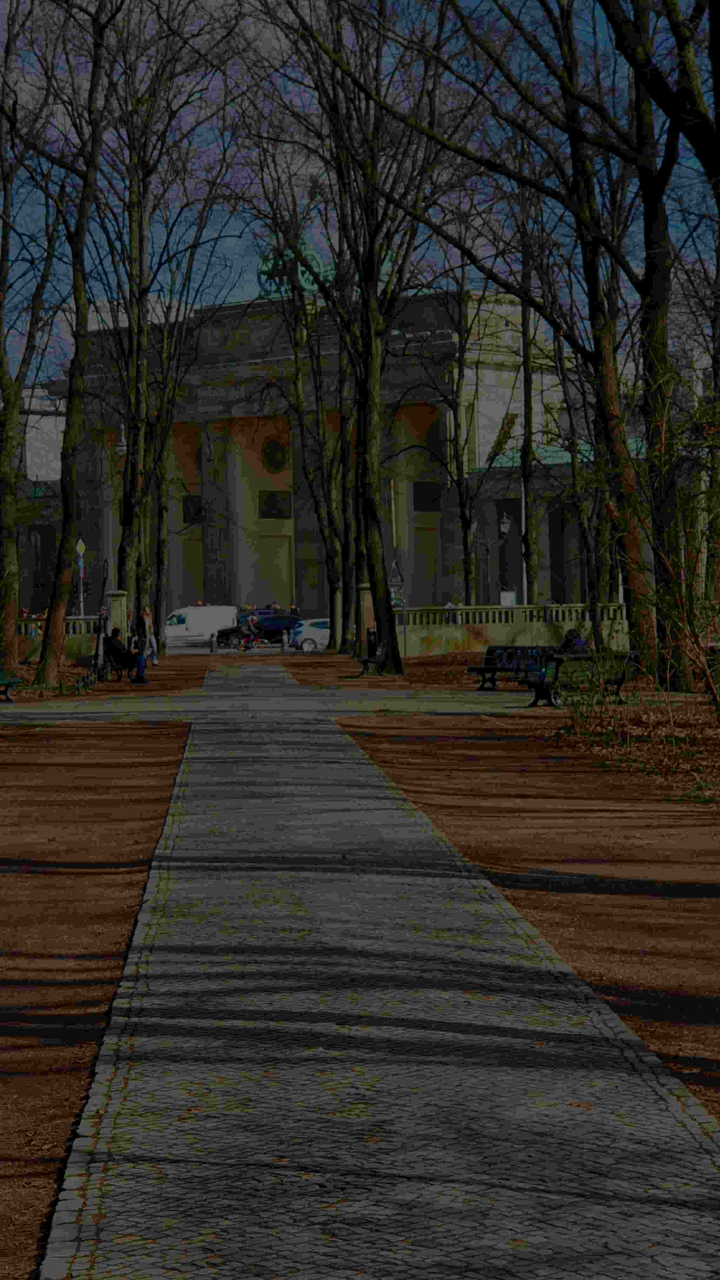
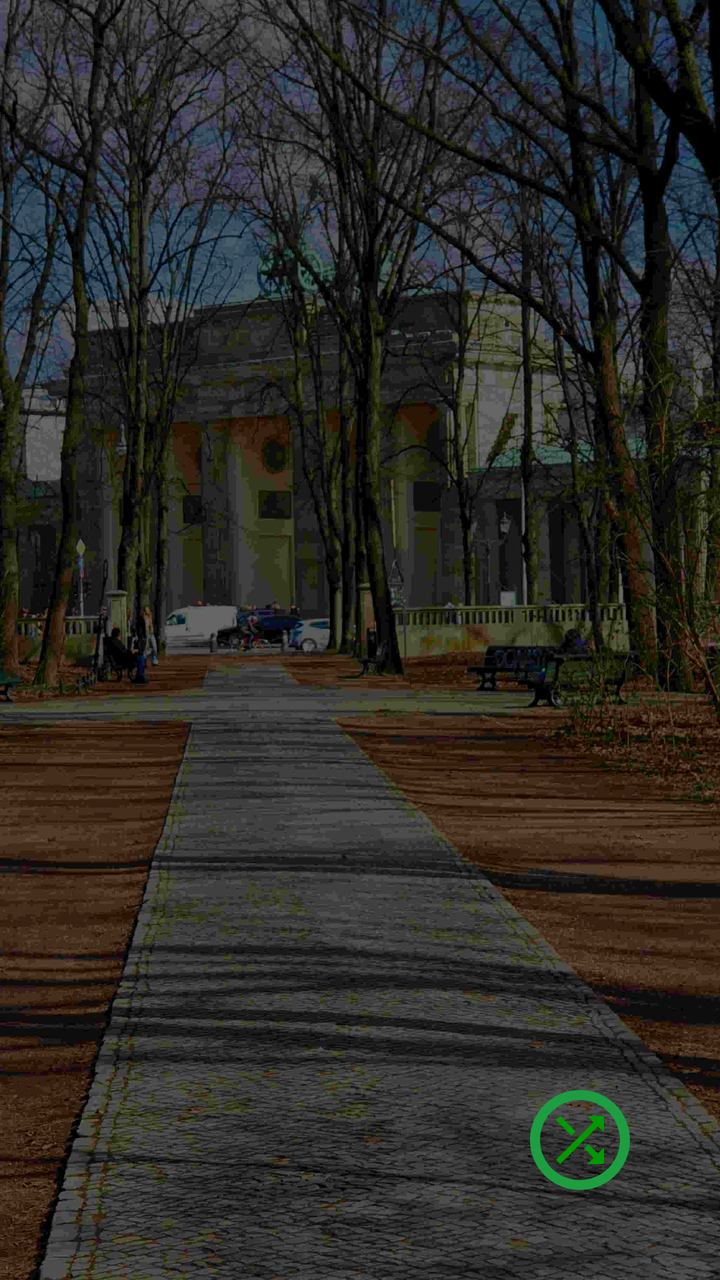

An Android layout rendered at two revisions. The XML below is the earlier revision; the diff shows what the commit changed to produce the second picture.
<!-- AndroidManifest.xml: application theme AppTheme -->
<!-- res/layout/fragment_recent.xml -->
<?xml version="1.0" encoding="utf-8"?>
<androidx.constraintlayout.widget.ConstraintLayout
    xmlns:android="http://schemas.android.com/apk/res/android"
    xmlns:app="http://schemas.android.com/apk/res-auto"
    android:layout_width="match_parent"
    android:layout_height="match_parent"
    android:background="@drawable/im_brbg_gate">

    <TextView
        android:id="@+id/recent_empty_text"
        android:layout_width="wrap_content"
        android:layout_height="wrap_content"
        android:text="Noch keine Songs gespielt"
        android:textColor="@color/white"
        android:textSize="16sp"
        android:visibility="gone"
        app:layout_constraintTop_toTopOf="parent"
        app:layout_constraintBottom_toBottomOf="parent"
        app:layout_constraintStart_toStartOf="parent"
        app:layout_constraintEnd_toEndOf="parent"/>

    <androidx.recyclerview.widget.RecyclerView
        android:id="@+id/recent_recyclerView"
        android:layout_width="match_parent"
        android:layout_height="match_parent"
        android:background="#99000000"/>

</androidx.constraintlayout.widget.ConstraintLayout>
<!-- resources referenced by this layout -->
<resources>
  <color name="white">#ffffff</color>
  <!-- drawable im_brbg_gate: jpg bitmap (drawable-xxhdpi, 132082 bytes) -->
  <style name="AppTheme" parent="Theme.AppCompat.Light.NoActionBar">
          <item name="colorPrimary">@color/darkgreen</item>
          <item name="colorPrimaryDark">@color/colorPrimaryDark</item>
          <item name="colorAccent">@color/colorAccent</item>
      </style>
  <color name="darkgreen">#008000</color>
  <color name="colorPrimaryDark">#006622</color>
  <color name="colorAccent">#b3b3cc</color>
</resources>

<!-- the commit's change to res/layout/fragment_recent.xml (unified diff, before → after) -->
@@ -4,6 +4,7 @@
     xmlns:app="http://schemas.android.com/apk/res-auto"
     android:layout_width="match_parent"
     android:layout_height="match_parent"
+    android:fitsSystemWindows="true"
     android:background="@drawable/im_brbg_gate">
 
     <TextView
@@ -23,6 +24,25 @@
         android:id="@+id/recent_recyclerView"
         android:layout_width="match_parent"
         android:layout_height="match_parent"
-        android:background="#99000000"/>
+        android:background="#99000000"
+        android:clipToPadding="false"
+        android:paddingBottom="80dp"/>
+
+    <ImageButton
+        android:id="@+id/shuffle_all_songs"
+        android:layout_width="60dp"
+        android:layout_height="60dp"
+        android:layout_alignParentTop="true"
+        android:layout_marginBottom="40dp"
+        android:layout_marginEnd="40dp"
+        android:background="@drawable/ic_baseline_panorama_fish_eye_24"
+        android:clickable="true"
+        android:focusable="true"
+        android:src="@drawable/ic_shuffle_green"
+        app:layout_constraintBottom_toBottomOf="@id/recent_recyclerView"
+        app:layout_constraintEnd_toEndOf="@id/recent_recyclerView"
+        android:contentDescription="@string/action_shuffle_all"/>
+
+
 
 </androidx.constraintlayout.widget.ConstraintLayout>
<!-- resource entries referenced after the edit -->
@@ -1,14 +1,36 @@
 <!-- resources referenced by this layout -->
 <resources>
   <color name="white">#ffffff</color>
+  <!-- drawable ic_baseline_panorama_fish_eye_24 (drawable) -->
+  <vector android:height="36dp" android:tint="#1D9E41"
+      android:viewportHeight="24" android:viewportWidth="24"
+      android:width="36dp" xmlns:android="http://schemas.android.com/apk/res/android">
+      <path android:fillColor="@android:color/white" android:pathData="M12,2C6.47,2 2,6.47 2,12s4.47,10 10,10 10,-4.47 10,-10S17.53,2 12,2zM12,20c-4.41,0 -8,-3.59 -8,-8s3.59,-8 8,-8 8,3.59 8,8 -3.59,8 -8,8z"/>
+  </vector>
+  <!-- drawable ic_shuffle_green (drawable-anydpi) -->
+  <vector xmlns:android="http://schemas.android.com/apk/res/android"
+      android:width="24dp"
+      android:height="24dp"
+      android:viewportWidth="16"
+      android:viewportHeight="16"
+      android:tint="@color/green"
+      >
+    <group android:translateX="-4"
+        android:translateY="-4">
+        <path
+            android:fillColor="#FF000000"
+            android:pathData="M10.59,9.17L5.41,4 4,5.41l5.17,5.17 1.42,-1.41zM14.5,4l2.04,2.04L4,18.59 5.41,20 17.96,7.46 20,9.5L20,4h-5.5zM14.83,13.41l-1.41,1.41 3.13,3.13L14.5,20L20,20v-5.5l-2.04,2.04 -3.13,-3.13z"/>
+    </group>
+  </vector>
   <!-- drawable im_brbg_gate: jpg bitmap (drawable-xxhdpi, 132082 bytes) -->
+  <string name="action_shuffle_all">Alles Zufällig Abspielen</string>
   <style name="AppTheme" parent="Theme.AppCompat.Light.NoActionBar">
-          <item name="colorPrimary">@color/darkgreen</item>
-          <item name="colorPrimaryDark">@color/colorPrimaryDark</item>
-          <item name="colorAccent">@color/colorAccent</item>
+          <item name="colorPrimary">@color/green</item>
+          <item name="colorPrimaryDark">@color/darkestgreen</item>
+          <item name="colorAccent">@color/darkestyellow</item>
       </style>
-  <color name="darkgreen">#008000</color>
-  <color name="colorPrimaryDark">#006622</color>
-  <color name="colorAccent">#b3b3cc</color>
+  <color name="green">#009900</color>
+  <color name="darkestgreen">#006622</color>
+  <color name="darkestyellow">#BB9900</color>
 </resources>
 
